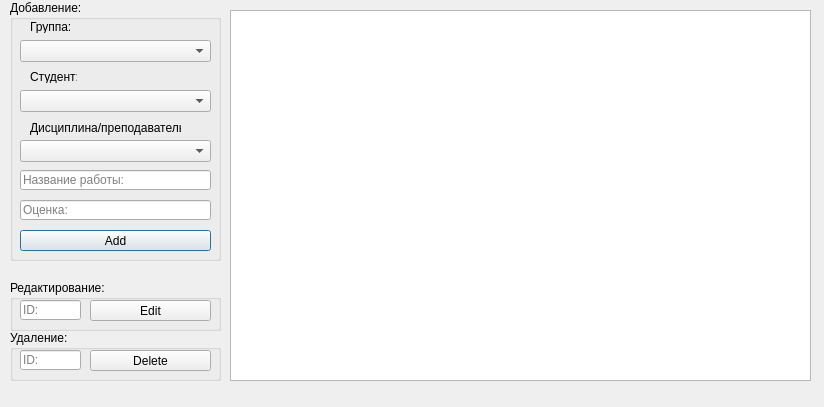
This is CW/sudentedit.ui in Ambrick/Qt_DB_CW as Qt 5 draws it before an edit. The edited form follows.
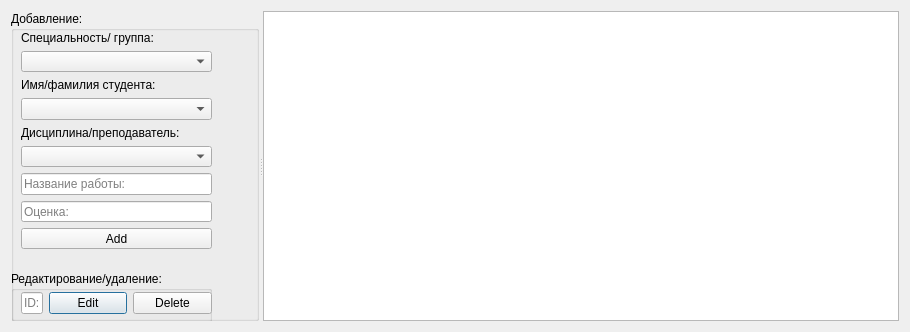
This is the edited form.

```diff
--- a/CW/sudentedit.ui
+++ b/CW/sudentedit.ui
@@ -6,22 +6,23 @@
    <rect>
     <x>0</x>
     <y>0</y>
-    <width>824</width>
-    <height>407</height>
+    <width>910</width>
+    <height>332</height>
    </rect>
   </property>
   <property name="windowTitle">
    <string>DB Manager</string>
   </property>
+  <layout class="QVBoxLayout" name="verticalLayout_3">
+   <item>
+    <widget class="QSplitter" name="splitter">
+     <property name="orientation">
+      <enum>Qt::Horizontal</enum>
+     </property>
+     <widget class="QWidget" name="">
+      <layout class="QVBoxLayout" name="verticalLayout_2">
+       <item>
   <widget class="QGroupBox" name="groupBox">
-   <property name="geometry">
-    <rect>
-     <x>10</x>
-     <y>0</y>
-     <width>211</width>
-     <height>261</height>
-    </rect>
-   </property>
    <property name="sizePolicy">
     <sizepolicy hsizetype="Preferred" vsizetype="Expanding">
      <horstretch>0</horstretch>
@@ -31,203 +32,143 @@
    <property name="title">
     <string>Добавление:</string>
    </property>
-   <widget class="QPushButton" name="Add">
+         <widget class="QGroupBox" name="groupBox_3">
     <property name="geometry">
      <rect>
-      <x>10</x>
-      <y>230</y>
-      <width>191</width>
-      <height>21</height>
-     </rect>
-    </property>
-    <property name="text">
-     <string>Add</string>
-    </property>
-   </widget>
-   <widget class="QLineEdit" name="Mark">
+            <x>0</x>
+            <y>260</y>
+            <width>201</width>
+            <height>51</height>
+           </rect>
+          </property>
+          <property name="title">
+           <string>Редактирование/удаление:</string>
+          </property>
+          <widget class="QWidget" name="">
     <property name="geometry">
      <rect>
       <x>10</x>
-      <y>200</y>
+             <y>20</y>
       <width>191</width>
-      <height>20</height>
-     </rect>
-    </property>
+             <height>25</height>
+            </rect>
+           </property>
+           <layout class="QHBoxLayout" name="horizontalLayout">
+            <item>
+             <widget class="QLineEdit" name="ID">
     <property name="placeholderText">
-     <string>Оценка:</string>
-    </property>
-   </widget>
-   <widget class="QLineEdit" name="Title">
-    <property name="geometry">
-     <rect>
-      <x>10</x>
-      <y>170</y>
-      <width>191</width>
-      <height>20</height>
-     </rect>
-    </property>
-    <property name="placeholderText">
-     <string>Название работы:</string>
-    </property>
-   </widget>
-   <widget class="QComboBox" name="Mentor">
-    <property name="geometry">
-     <rect>
-      <x>10</x>
-      <y>140</y>
-      <width>191</width>
-      <height>22</height>
-     </rect>
-    </property>
-   </widget>
-   <widget class="QComboBox" name="Group">
-    <property name="geometry">
-     <rect>
-      <x>10</x>
-      <y>40</y>
-      <width>191</width>
-      <height>22</height>
-     </rect>
-    </property>
-   </widget>
-   <widget class="QComboBox" name="Student">
+               <string>ID:</string>
+              </property>
+             </widget>
+            </item>
+            <item>
+             <widget class="QPushButton" name="Edit">
+              <property name="text">
+               <string>Edit</string>
+              </property>
+             </widget>
+            </item>
+            <item>
+             <widget class="QPushButton" name="Delete">
+              <property name="text">
+               <string>Delete</string>
+              </property>
+             </widget>
+            </item>
+           </layout>
+          </widget>
+         </widget>
+         <widget class="QWidget" name="">
     <property name="geometry">
      <rect>
       <x>10</x>
-      <y>90</y>
+            <y>20</y>
       <width>191</width>
-      <height>22</height>
-     </rect>
-    </property>
-   </widget>
+            <height>238</height>
+           </rect>
+          </property>
+          <layout class="QVBoxLayout" name="verticalLayout">
+           <item>
    <widget class="QLabel" name="label">
-    <property name="geometry">
-     <rect>
-      <x>20</x>
-      <y>20</y>
-      <width>47</width>
-      <height>13</height>
-     </rect>
-    </property>
     <property name="text">
-     <string>Группа:</string>
-    </property>
-   </widget>
+              <string>Специальность/ группа:</string>
+             </property>
+            </widget>
+           </item>
+           <item>
+            <widget class="QComboBox" name="Group">
+             <property name="enabled">
+              <bool>true</bool>
+             </property>
+             <property name="autoFillBackground">
+              <bool>false</bool>
+             </property>
+            </widget>
+           </item>
+           <item>
    <widget class="QLabel" name="label_2">
-    <property name="geometry">
-     <rect>
-      <x>20</x>
-      <y>70</y>
-      <width>47</width>
-      <height>13</height>
-     </rect>
-    </property>
     <property name="text">
-     <string>Студент:</string>
-    </property>
-   </widget>
+              <string>Имя/фамилия студента:</string>
+             </property>
+            </widget>
+           </item>
+           <item>
+            <widget class="QComboBox" name="Student"/>
+           </item>
+           <item>
    <widget class="QLabel" name="label_3">
-    <property name="geometry">
-     <rect>
-      <x>20</x>
-      <y>120</y>
-      <width>151</width>
-      <height>16</height>
-     </rect>
-    </property>
     <property name="text">
      <string>Дисциплина/преподаватель:</string>
     </property>
    </widget>
-  </widget>
-  <widget class="QTableWidget" name="Table">
-   <property name="geometry">
-    <rect>
-     <x>230</x>
-     <y>10</y>
-     <width>581</width>
-     <height>371</height>
-    </rect>
-   </property>
-  </widget>
-  <widget class="QGroupBox" name="groupBox_2">
-   <property name="geometry">
-    <rect>
-     <x>10</x>
-     <y>330</y>
-     <width>211</width>
-     <height>51</height>
-    </rect>
-   </property>
-   <property name="title">
-    <string>Удаление:</string>
-   </property>
-   <widget class="QPushButton" name="Delete">
-    <property name="geometry">
-     <rect>
-      <x>80</x>
-      <y>20</y>
-      <width>121</width>
-      <height>21</height>
-     </rect>
-    </property>
-    <property name="text">
-     <string>Delete</string>
-    </property>
-   </widget>
-   <widget class="QLineEdit" name="Delete_row">
-    <property name="geometry">
-     <rect>
-      <x>10</x>
-      <y>20</y>
-      <width>61</width>
-      <height>20</height>
-     </rect>
-    </property>
+           </item>
+           <item>
+            <widget class="QComboBox" name="Mentor"/>
+           </item>
+           <item>
+            <widget class="QLineEdit" name="Title">
+             <property name="placeholderText">
+              <string>Название работы:</string>
+             </property>
+            </widget>
+           </item>
+           <item>
+            <widget class="QLineEdit" name="Mark">
     <property name="placeholderText">
-     <string>ID:</string>
-    </property>
-   </widget>
-  </widget>
-  <widget class="QGroupBox" name="groupBox_3">
-   <property name="geometry">
-    <rect>
-     <x>10</x>
-     <y>280</y>
-     <width>211</width>
-     <height>51</height>
-    </rect>
-   </property>
-   <property name="title">
-    <string>Редактирование:</string>
-   </property>
-   <widget class="QPushButton" name="Edit">
-    <property name="geometry">
-     <rect>
-      <x>80</x>
-      <y>20</y>
-      <width>121</width>
-      <height>21</height>
-     </rect>
-    </property>
+              <string>Оценка:</string>
+             </property>
+            </widget>
+           </item>
+           <item>
+            <widget class="QPushButton" name="Add">
     <property name="text">
-     <string>Edit</string>
-    </property>
-   </widget>
-   <widget class="QLineEdit" name="Edit_row">
-    <property name="geometry">
-     <rect>
-      <x>10</x>
-      <y>20</y>
-      <width>61</width>
+              <string>Add</string>
+             </property>
+            </widget>
+           </item>
+           <item>
+            <spacer name="horizontalSpacer">
+             <property name="orientation">
+              <enum>Qt::Horizontal</enum>
+             </property>
+             <property name="sizeHint" stdset="0">
+              <size>
+               <width>40</width>
       <height>20</height>
-     </rect>
-    </property>
-    <property name="placeholderText">
-     <string>ID:</string>
-    </property>
-   </widget>
-  </widget>
+              </size>
+             </property>
+            </spacer>
+           </item>
+          </layout>
+         </widget>
+        </widget>
+       </item>
+      </layout>
+     </widget>
+     <widget class="QTableView" name="Table"/>
+    </widget>
+   </item>
+  </layout>
  </widget>
  <resources/>
  <connections/>
```
Lines whose indentation alone changed are shown as unchanged.
